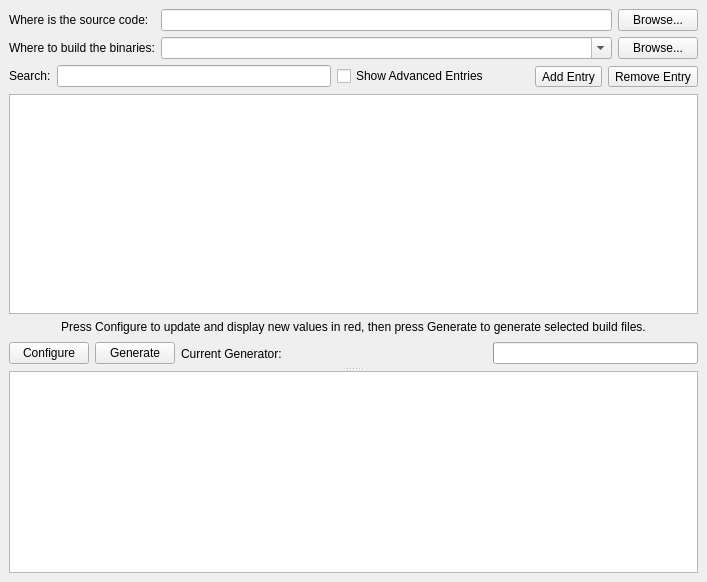
Before: the Qt Designer form Source/QtDialog/CMakeSetupDialog.ui in Kitware/CMake, drawn with Qt 5.
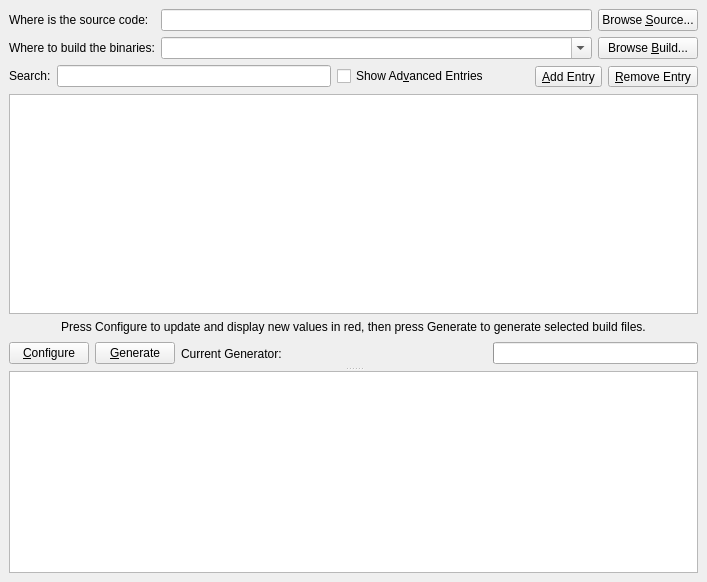
After: the same form once the commit is applied. Icons and pictures are not drawn. Custom widgets are drawn as their Qt base class.

```diff
--- a/Source/QtDialog/CMakeSetupDialog.ui
+++ b/Source/QtDialog/CMakeSetupDialog.ui
@@ -37,7 +37,7 @@
      <item row="0" column="2" >
       <widget class="QPushButton" name="BrowseSourceDirectoryButton" >
        <property name="text" >
-        <string>Browse...</string>
+        <string>Browse &amp;Source...</string>
        </property>
       </widget>
      </item>
@@ -66,7 +66,7 @@
      <item row="1" column="2" >
       <widget class="QPushButton" name="BrowseBinaryDirectoryButton" >
        <property name="text" >
-        <string>Browse...</string>
+        <string>Browse &amp;Build...</string>
        </property>
       </widget>
      </item>
@@ -129,7 +129,7 @@
          <item>
           <widget class="QCheckBox" name="Advanced" >
            <property name="text" >
-            <string>Show Advanced Entries</string>
+            <string>Show Ad&amp;vanced Entries</string>
            </property>
           </widget>
          </item>
@@ -155,7 +155,7 @@
             <string>Add New Entry</string>
            </property>
            <property name="text" >
-            <string>Add Entry</string>
+            <string>&amp;Add Entry</string>
            </property>
            <property name="icon" >
             <iconset resource="CMakeSetup.qrc" >:/Icons/Plus16.png</iconset>
@@ -171,7 +171,7 @@
             <string>Remove Selected Entries</string>
            </property>
            <property name="text" >
-            <string>Remove Entry</string>
+            <string>&amp;Remove Entry</string>
            </property>
            <property name="icon" >
             <iconset resource="CMakeSetup.qrc" >:/Icons/Delete16.png</iconset>
@@ -220,14 +220,14 @@
          <item>
           <widget class="QPushButton" name="ConfigureButton" >
            <property name="text" >
-            <string>Configure</string>
+            <string>&amp;Configure</string>
            </property>
           </widget>
          </item>
          <item>
           <widget class="QPushButton" name="GenerateButton" >
            <property name="text" >
-            <string>Generate</string>
+            <string>&amp;Generate</string>
            </property>
           </widget>
          </item>
```
